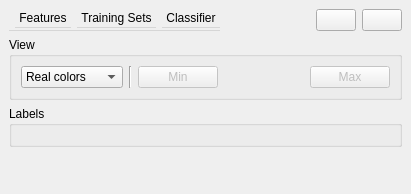
First picture: the form in Polyhedron/demo/Polyhedron/Plugins/Classification/Classification_widget.ui, repository CGAL/cgal, before the edit.
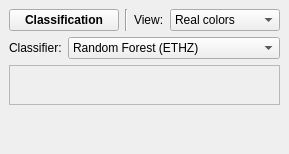
Second picture: the form after the edit. Icons and pictures are not drawn.

The edit to the form file:
```diff
--- a/Polyhedron/demo/Polyhedron/Plugins/Classification/Classification_widget.ui
+++ b/Polyhedron/demo/Polyhedron/Plugins/Classification/Classification_widget.ui
@@ -6,8 +6,8 @@
    <rect>
     <x>0</x>
     <y>0</y>
-    <width>411</width>
-    <height>194</height>
+    <width>289</width>
+    <height>154</height>
    </rect>
   </property>
   <property name="sizePolicy">
@@ -22,57 +22,37 @@
   <widget class="QWidget" name="dockWidgetContents">
    <layout class="QVBoxLayout" name="verticalLayout_2">
     <item>
-     <layout class="QHBoxLayout" name="horizontalLayout">
+     <layout class="QHBoxLayout" name="horizontalLayout_7">
       <item>
-       <widget class="QMenuBar" name="menubar">
-        <widget class="QMenu" name="features_menu">
-         <property name="title">
-          <string>Features</string>
-         </property>
-        </widget>
-        <widget class="QMenu" name="training_menu">
-         <property name="title">
-          <string>Training Sets</string>
-         </property>
-        </widget>
-        <widget class="QMenu" name="classifier_menu">
-         <property name="title">
-          <string>Classifier</string>
-         </property>
-        </widget>
-        <addaction name="features_menu"/>
-        <addaction name="training_menu"/>
-        <addaction name="classifier_menu"/>
+       <widget class="QPushButton" name="menu">
+        <property name="font">
+         <font>
+          <weight>75</weight>
+          <bold>true</bold>
+         </font>
+        </property>
+        <property name="text">
+         <string>Classification</string>
+        </property>
        </widget>
       </item>
       <item>
-       <spacer name="horizontalSpacer_2">
+       <widget class="Line" name="line">
         <property name="orientation">
-         <enum>Qt::Horizontal</enum>
+         <enum>Qt::Vertical</enum>
         </property>
-        <property name="sizeHint" stdset="0">
-         <size>
-          <width>40</width>
-          <height>20</height>
-         </size>
-        </property>
-       </spacer>
-      </item>
-      <item>
-       <widget class="QPushButton" name="help">
-        <property name="text">
-         <string/>
-        </property>
-        <property name="icon">
-         <iconset resource="../../Polyhedron_3.qrc">
-          <normaloff>:/cgal/icons/resources/help_button.png</normaloff>:/cgal/icons/resources/help_button.png</iconset>
-        </property>
        </widget>
       </item>
       <item>
-       <widget class="QPushButton" name="close">
+       <widget class="QLabel" name="label">
+        <property name="sizePolicy">
+         <sizepolicy hsizetype="Maximum" vsizetype="Preferred">
+          <horstretch>0</horstretch>
+          <verstretch>0</verstretch>
+         </sizepolicy>
+        </property>
         <property name="text">
-         <string/>
+         <string>View:</string>
         </property>
         <property name="icon">
          <iconset resource="../../Polyhedron_3.qrc">
@@ -80,14 +60,6 @@
         </property>
        </widget>
       </item>
-     </layout>
-    </item>
-    <item>
-     <widget class="QGroupBox" name="view">
-      <property name="title">
-       <string>View</string>
-      </property>
-      <layout class="QHBoxLayout" name="horizontalLayout_3">
        <item>
         <widget class="QComboBox" name="display">
          <property name="currentIndex">
@@ -110,62 +82,55 @@
          </item>
         </widget>
        </item>
-       <item>
-        <widget class="Line" name="line_3">
-         <property name="orientation">
-          <enum>Qt::Vertical</enum>
-         </property>
-        </widget>
+     </layout>
        </item>
        <item>
-        <widget class="QPushButton" name="minDisplay">
-         <property name="enabled">
-          <bool>false</bool>
+     <layout class="QHBoxLayout" name="horizontalLayout">
+      <item>
+       <widget class="QLabel" name="label_7">
+        <property name="sizePolicy">
+         <sizepolicy hsizetype="Maximum" vsizetype="Preferred">
+          <horstretch>0</horstretch>
+          <verstretch>0</verstretch>
+         </sizepolicy>
          </property>
          <property name="text">
-          <string>Min</string>
-         </property>
-         <property name="checkable">
-          <bool>false</bool>
-         </property>
+         <string>Classifier:</string>
+        </property>
         </widget>
        </item>
        <item>
-        <spacer name="horizontalSpacer">
-         <property name="orientation">
-          <enum>Qt::Horizontal</enum>
-         </property>
-         <property name="sizeHint" stdset="0">
-          <size>
-           <width>65</width>
-           <height>20</height>
-          </size>
+       <widget class="QComboBox" name="classifier">
+        <property name="currentIndex">
+         <number>1</number>
+        </property>
+        <item>
+         <property name="text">
+          <string>Sum of Weighted Features</string>
          </property>
-        </spacer>
        </item>
        <item>
-        <widget class="QPushButton" name="maxDisplay">
-         <property name="enabled">
-          <bool>false</bool>
-         </property>
          <property name="text">
-          <string>Max</string>
+          <string>Random Forest (ETHZ)</string>
          </property>
+        </item>
         </widget>
        </item>
       </layout>
-     </widget>
     </item>
     <item>
-     <widget class="QGroupBox" name="frame">
+     <widget class="QFrame" name="frame">
       <property name="sizePolicy">
        <sizepolicy hsizetype="Expanding" vsizetype="Expanding">
         <horstretch>0</horstretch>
         <verstretch>0</verstretch>
        </sizepolicy>
       </property>
-      <property name="title">
-       <string>Labels</string>
+      <property name="frameShape">
+       <enum>QFrame::StyledPanel</enum>
+      </property>
+      <property name="frameShadow">
+       <enum>QFrame::Raised</enum>
       </property>
       <layout class="QVBoxLayout" name="verticalLayout">
        <item>
```
Left out of the diff: 8 changed lines with no effect on the pictures. Lines whose indentation alone changed are shown as unchanged.
